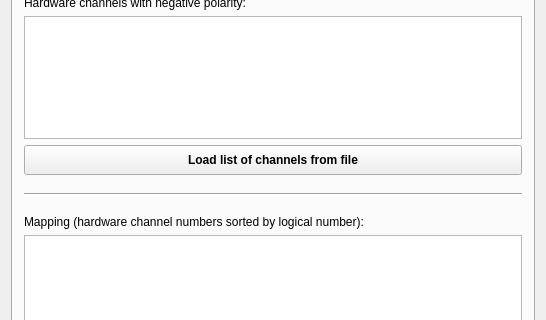
Above: GUI/mainwindow.ui from andrmor/TRB3reader before the change; both pictures show x 0 to 546 and y 103 to 423 of the 546 by 680 pixel window. Below: the same form after it.
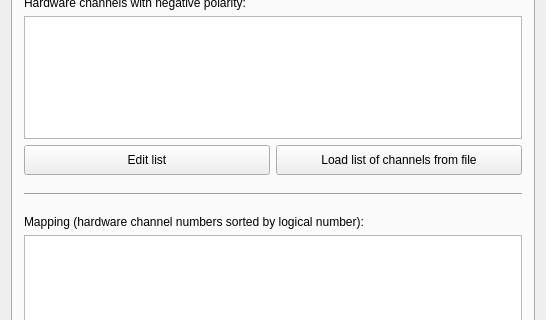
That is the form after the change. The open tabs and pages were chosen to show the change.

```diff
--- a/GUI/mainwindow.ui
+++ b/GUI/mainwindow.ui
@@ -81,10 +81,23 @@
         </item>
         <item>
          <layout class="QHBoxLayout" name="horizontalLayout_25">
+          <item>
+           <widget class="QPushButton" name="pbEditListOfNegatives">
+            <property name="minimumSize">
+             <size>
+              <width>0</width>
+              <height>30</height>
+             </size>
+            </property>
+            <property name="text">
+             <string>Edit list</string>
+            </property>
+           </widget>
+          </item>
           <item>
            <widget class="QPushButton" name="pbLoadPolarities">
             <property name="sizePolicy">
-             <sizepolicy hsizetype="Expanding" vsizetype="Fixed">
+             <sizepolicy hsizetype="Minimum" vsizetype="Fixed">
               <horstretch>0</horstretch>
               <verstretch>0</verstretch>
              </sizepolicy>
@@ -97,8 +110,8 @@
             </property>
             <property name="font">
              <font>
-              <weight>75</weight>
-              <bold>true</bold>
+              <weight>50</weight>
+              <bold>false</bold>
              </font>
             </property>
             <property name="text">
```
Left out of the diff: 4 changed lines with no effect on the pictures.
